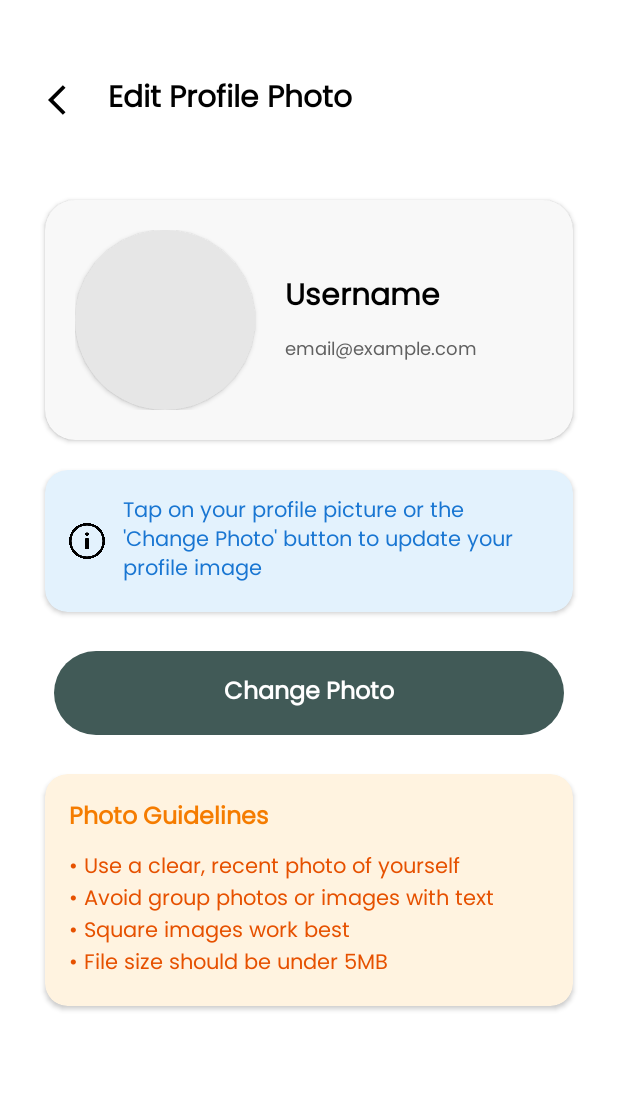
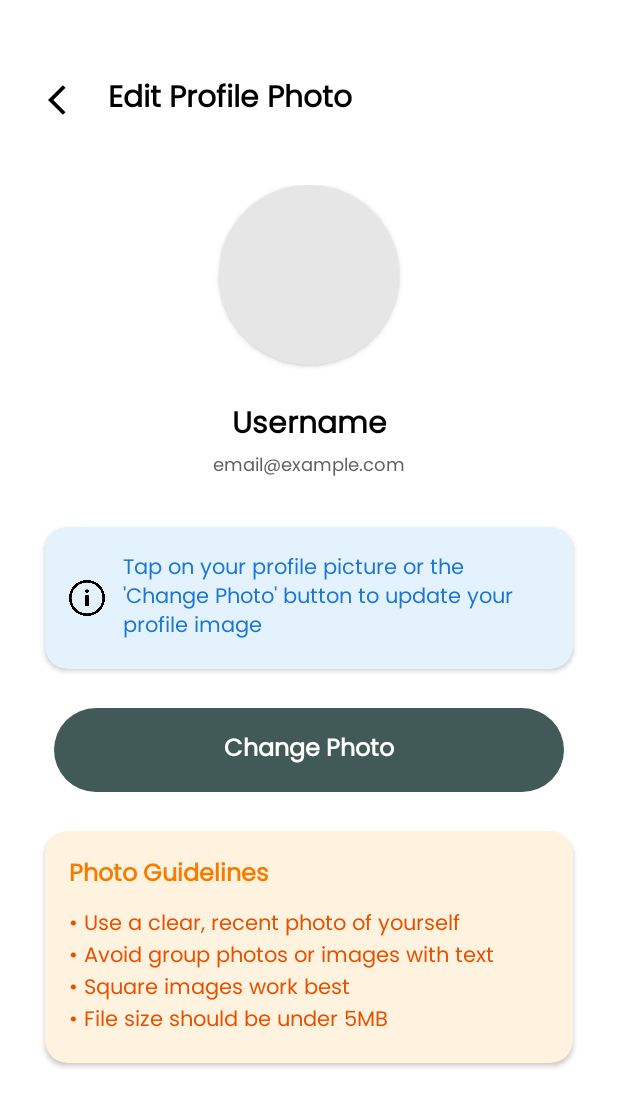
Before and after one commit to Sxdeesh/City_Cycle_Rentals, an Android app: the EditProfilePhotoActivity screen opened directly, with no data from a screen before it, on a phone screen of 412 x 824 dp. Shown: the top 1107 px of the screen. Run offline under Robolectric (Android 15) with nearby library versions, the phone set to English and light mode, and no system bars.

```diff
--- a/app/src/main/java/com/example/bikerentsadeesh/ProfileFragment.java
+++ b/app/src/main/java/com/example/bikerentsadeesh/ProfileFragment.java
@@ -41,7 +41,6 @@
         btnLogout = view.findViewById(R.id.btnLogout);
         dbHelper = new DBHelper(requireContext());
 
-        // Set up logout button click listener
         btnLogout.setOnClickListener(v -> logout());
 
         SharedPreferences sharedPreferences = getActivity().getSharedPreferences("UserPreferences", requireActivity().MODE_PRIVATE);
@@ -63,18 +62,14 @@
     }
 
     private void logout() {
-        // Clear user session data
         Login.clearUserSession(requireContext());
 
-        // Show logout message
         Toast.makeText(requireContext(), "Logged out successfully", Toast.LENGTH_SHORT).show();
 
-        // Redirect to Login activity
         Intent intent = new Intent(requireActivity(), Login.class);
         intent.setFlags(Intent.FLAG_ACTIVITY_NEW_TASK | Intent.FLAG_ACTIVITY_CLEAR_TASK);
         startActivity(intent);
 
-        // Finish the current activity to prevent back navigation
         requireActivity().finish();
     }
 
--- a/app/src/main/res/layout/activity_edit_profile_photo.xml
+++ b/app/src/main/res/layout/activity_edit_profile_photo.xml
@@ -52,21 +52,13 @@
             android:padding="20dp"
             android:gravity="center_horizontal">
 
-            <!-- Profile Image Section -->
-            <androidx.cardview.widget.CardView
-                android:layout_width="match_parent"
-                android:layout_height="wrap_content"
-                android:elevation="8dp"
-                app:cardCornerRadius="20dp"
-                android:layout_margin="10dp"
-                android:backgroundTint="#F8F8F8">
-
                 <LinearLayout
                     android:layout_width="match_parent"
                     android:layout_height="wrap_content"
-                    android:orientation="horizontal"
+                    android:orientation="vertical"
                     android:padding="20dp"
-                    android:gravity="center_vertical">
+                    android:layout_marginTop="-20dp"
+                    android:gravity="center">
 
                     <ImageView
                         android:id="@+id/ivProfileImage"
@@ -78,11 +70,9 @@
                         android:elevation="2dp" />
 
                     <LinearLayout
-                        android:layout_width="0dp"
+                        android:layout_width="wrap_content"
                         android:layout_height="wrap_content"
-                        android:layout_weight="1"
                         android:orientation="vertical"
-                        android:layout_marginStart="20dp"
                         android:gravity="center_vertical">
 
                         <TextView
@@ -90,11 +80,13 @@
                             android:layout_width="match_parent"
                             android:layout_height="wrap_content"
                             android:text="Username"
+                            android:layout_gravity="center"
+                            android:gravity="center"
+                            android:layout_marginTop="24dp"
                             android:textStyle="bold"
                             android:textSize="20sp"
                             android:fontFamily="@font/poppins"
-                            android:textColor="@color/black"
-                            android:layout_marginBottom="8dp" />
+                            android:textColor="@color/black" />
 
                         <TextView
                             android:id="@+id/tvEmail"
@@ -108,8 +100,6 @@
                     </LinearLayout>
 
                 </LinearLayout>
-
-            </androidx.cardview.widget.CardView>
 
             <!-- Instructions -->
             <androidx.cardview.widget.CardView
--- a/app/src/main/res/layout/activity_home.xml
+++ b/app/src/main/res/layout/activity_home.xml
@@ -22,6 +22,7 @@
         android:id="@+id/bottom_navigation"
         android:layout_width="match_parent"
         android:layout_height="wrap_content"
+        app:layout_behavior="com.google.android.material.behavior.HideBottomViewOnScrollBehavior"
         app:layout_constraintBottom_toBottomOf="parent"
         app:layout_constraintEnd_toEndOf="parent"
         app:layout_constraintStart_toStartOf="parent"
```
Also changed, not shown: app/src/main/java/com/example/bikerentsadeesh/HomeFragment.java (+11 -0 lines), app/src/main/res/layout/fragment_home.xml (+9 -8 lines).
